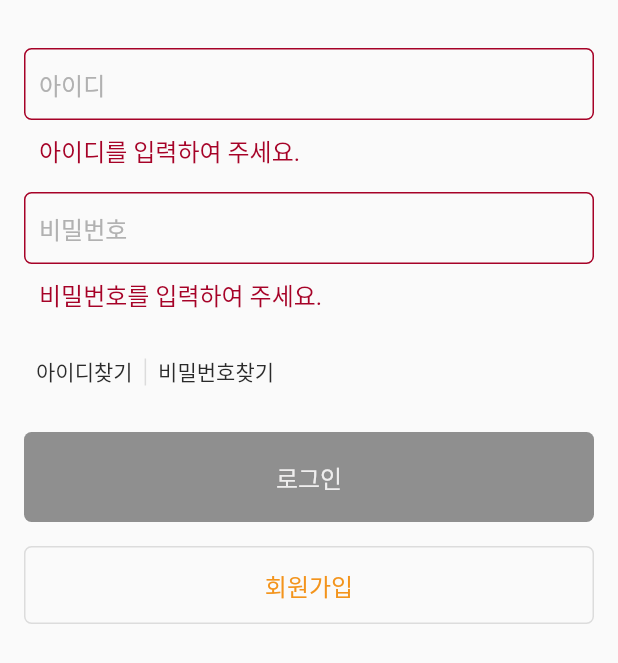
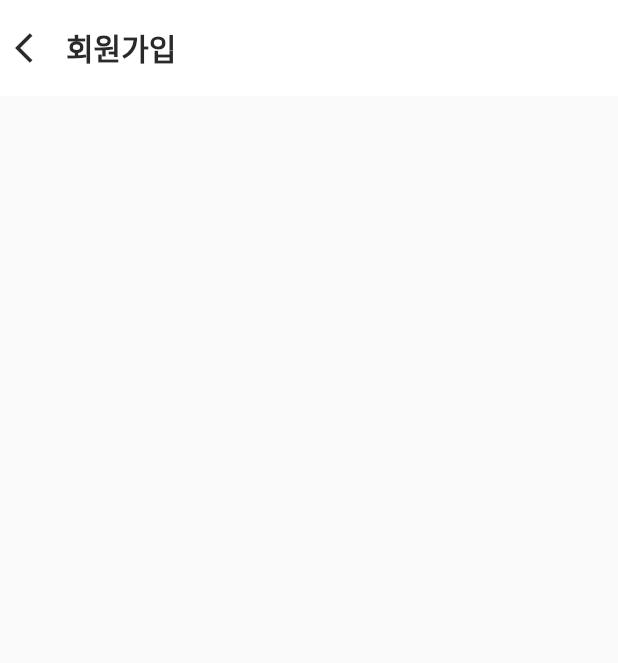
Before and after one commit to vituscokr/VitusApp, a Flutter app: the screen it shows after launch, after a tap on "회원가입", on a phone screen of 412 x 824 dp. Shown: the top 663 px of the screen. Run offline on Flutter 3.47's test engine with Material 2 defaults, Android fonts, the phone set to English and light mode, and no system bars; our stand-ins replace easy_localization, geocoding, geolocator, google_fonts, google_maps_flutter, google_sign_in and 1 more; missing offline and left inert: flutter_facebook_auth, flutter_naver_login, flutter_polyline_points, flutter_vitus, kakao_flutter_sdk_user.

Commit message:
:rocket: develop

```diff
--- a/flutter/vitus_app/lib/main.dart
+++ b/flutter/vitus_app/lib/main.dart
@@ -5,6 +5,7 @@ import 'package:flutter_vitus/test_widget.dart';
 import 'package:geocoding/geocoding.dart';
 import 'package:geolocator/geolocator.dart';
 import 'package:google_maps_flutter/google_maps_flutter.dart';
+import 'package:vitus_app/routes.dart';
 import 'package:vitus_app/theme_dark.dart';
 import 'package:vitus_app/theme_light.dart';
 
@@ -50,6 +51,8 @@ class MyApp extends StatelessWidget {
       supportedLocales: context.supportedLocales,
       locale: context.locale,
       title: 'Flutter Maps',
+      routes: Routes.routes,
+      //initialRoute: Routes.loginPage,
 
       home:
           // TestGoogleFontsPage(),
--- /dev/null
+++ b/flutter/vitus_app/lib/routes.dart
@@ -0,0 +1,19 @@
+import 'package:flutter/cupertino.dart';
+import 'package:vitus_app/ui/page/agree_page.dart';
+import 'package:vitus_app/ui/page/join_page.dart';
+import 'package:vitus_app/ui/page/login_page.dart';
+
+class Routes {
+  Routes._();
+
+  static const String loginPage = "/login";
+  static const String agreePage = "/agree";
+  static const String joinPage = "/join";
+
+  static final routes = <String, WidgetBuilder>{
+    loginPage: (BuildContext context) => const LoginPage(),
+    agreePage : (BuildContext context) => const AgreePage(),
+    joinPage : (BuildContext context) => const JoinPage(),
+
+  };
+}
--- /dev/null
+++ b/flutter/vitus_app/lib/ui/page/agree_page.dart
@@ -0,0 +1,55 @@
+import 'package:easy_localization/easy_localization.dart';
+import 'package:flutter/material.dart';
+import 'package:vitus_app/ui/common/app_color.dart';
+import 'package:vitus_app/ui/common/app_font.dart';
+
+class AgreePage extends StatefulWidget {
+  const AgreePage({super.key});
+
+  @override
+  State<AgreePage> createState() => _AgreePageState();
+}
+
+class _AgreePageState extends State<AgreePage> {
+  @override
+  Widget build(BuildContext context) {
+    return Scaffold(
+      appBar: AppBar(
+        // iconTheme: IconThemeData(
+        //   color : LightThemeColor.textColor
+        // ),
+        elevation: 0.0,
+        titleSpacing: 0.0,
+        leadingWidth: 44.0,
+        toolbarHeight: 64,
+          backgroundColor: Colors.white,
+          leading:
+              IconButton(onPressed: () {
+                Navigator.of(context).pop();
+              },
+              icon: Icon(Icons.arrow_back_ios , color:LightThemeColor.textColor ),),
+          // IconButton(onPressed: () {
+          //   Navigator.of(context).pop();
+          // }, icon: const Icon(Icons.arrow_back_ios), style: ButtonStyle(
+          //   backgroundColor: MaterialStateProperty.all(
+          //     LightThemeColor.textColor
+          //   ),
+          //   foregroundColor: MaterialStateProperty.all(
+          //     LightThemeColor.textColor
+          //   )
+          // ),),
+          title: Text("join".tr()),
+        titleTextStyle: TextStyle(
+          color: LightThemeColor.textColor,
+          fontSize: AppFontSize.titleSmall,
+          fontWeight: AppFontWeight.bold,
+        ),
+      ),
+      body: SafeArea(
+        child: Container(
+
+        ),
+      )
+    );
+  }
+}
--- /dev/null
+++ b/flutter/vitus_app/lib/ui/page/join_page.dart
@@ -0,0 +1,15 @@
+import 'package:flutter/material.dart';
+
+class JoinPage extends StatefulWidget {
+  const JoinPage({super.key});
+
+  @override
+  State<JoinPage> createState() => _JoinPageState();
+}
+
+class _JoinPageState extends State<JoinPage> {
+  @override
+  Widget build(BuildContext context) {
+    return const Placeholder();
+  }
+}
--- a/flutter/vitus_app/lib/ui/page/login_page.dart
+++ b/flutter/vitus_app/lib/ui/page/login_page.dart
@@ -1,5 +1,6 @@
 import 'package:easy_localization/easy_localization.dart';
 import 'package:flutter/material.dart';
+import 'package:vitus_app/routes.dart';
 import 'package:vitus_app/ui/common/app_font.dart';
 import 'package:vitus_app/ui/widget/textfield_widget.dart';
 import 'package:vitus_app/utils/validator.dart';
@@ -145,6 +146,7 @@ class _LoginPageState extends State<LoginPage> {
   }
 
   void join() {
+    Navigator.of(context).pushNamed(Routes.agreePage);
 
   }
 
@@ -156,3 +158,10 @@ class _LoginPageState extends State<LoginPage> {
     print("비밀번호 찾기");
   }
 }
+
+// 아이디
+// 이메일
+// 별명
+// 이미지
+// 비밀번호
+//
```
